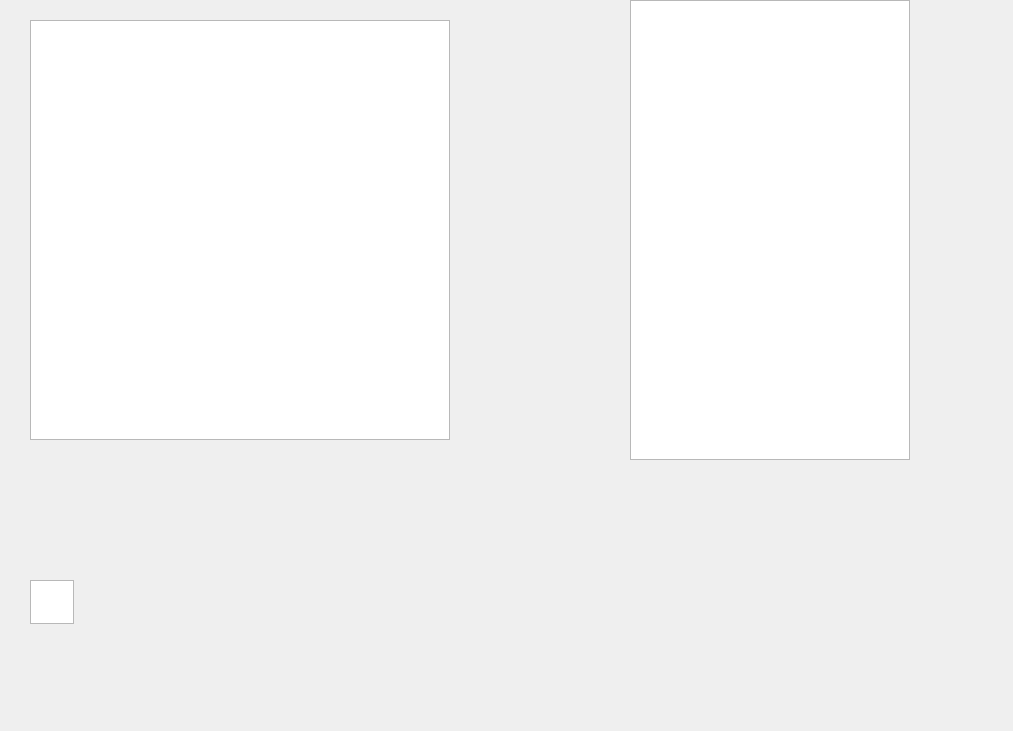
Above: projekt/mainwindow.ui from iKsSs/ICP-Labyrinth before the change. Below: the same form after it.
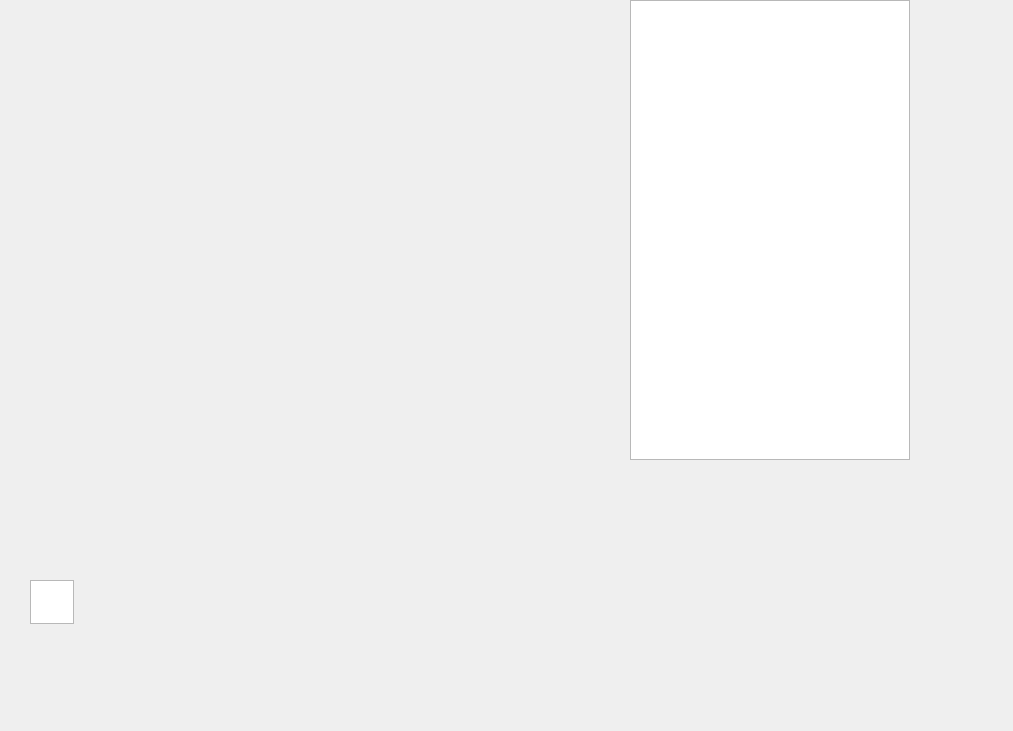
That is the form after the change.

Commit message: Úprava GUI

Diff of the .ui file:
```diff
--- a/projekt/mainwindow.ui
+++ b/projekt/mainwindow.ui
@@ -29,46 +29,6 @@
    <set>QMainWindow::AllowTabbedDocks|QMainWindow::AnimatedDocks</set>
   </property>
   <widget class="QWidget" name="centralWidget">
-   <widget class="QGraphicsView" name="graphicsView">
-    <property name="geometry">
-     <rect>
-      <x>30</x>
-      <y>20</y>
-      <width>420</width>
-      <height>420</height>
-     </rect>
-    </property>
-    <property name="baseSize">
-     <size>
-      <width>0</width>
-      <height>0</height>
-     </size>
-    </property>
-    <property name="lineWidth">
-     <number>1</number>
-    </property>
-    <property name="verticalScrollBarPolicy">
-     <enum>Qt::ScrollBarAlwaysOff</enum>
-    </property>
-    <property name="horizontalScrollBarPolicy">
-     <enum>Qt::ScrollBarAlwaysOff</enum>
-    </property>
-    <property name="sizeAdjustPolicy">
-     <enum>QAbstractScrollArea::AdjustIgnored</enum>
-    </property>
-    <property name="backgroundBrush">
-     <brush brushstyle="NoBrush">
-      <color alpha="255">
-       <red>0</red>
-       <green>0</green>
-       <blue>0</blue>
-      </color>
-     </brush>
-    </property>
-    <property name="alignment">
-     <set>Qt::AlignLeading|Qt::AlignLeft|Qt::AlignTop</set>
-    </property>
-   </widget>
    <widget class="QPlainTextEdit" name="plainTextEdit">
     <property name="geometry">
      <rect>
```
Left out of the diff: 3 changed lines with no effect on the pictures. The commit also changes 5 other files.
